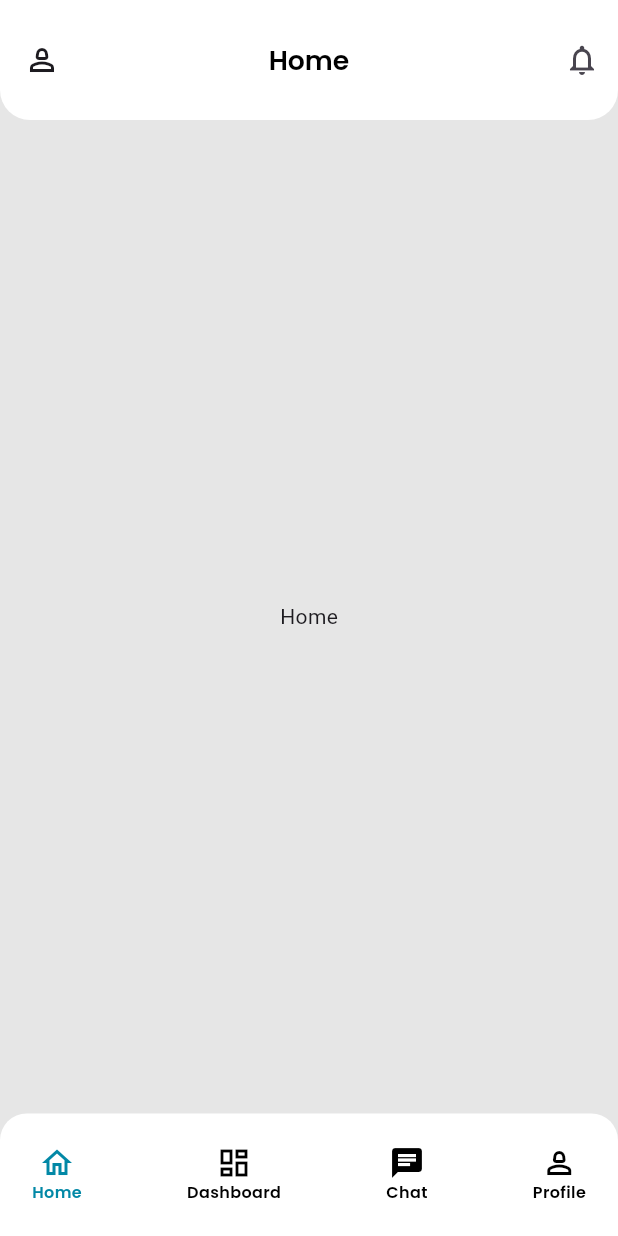
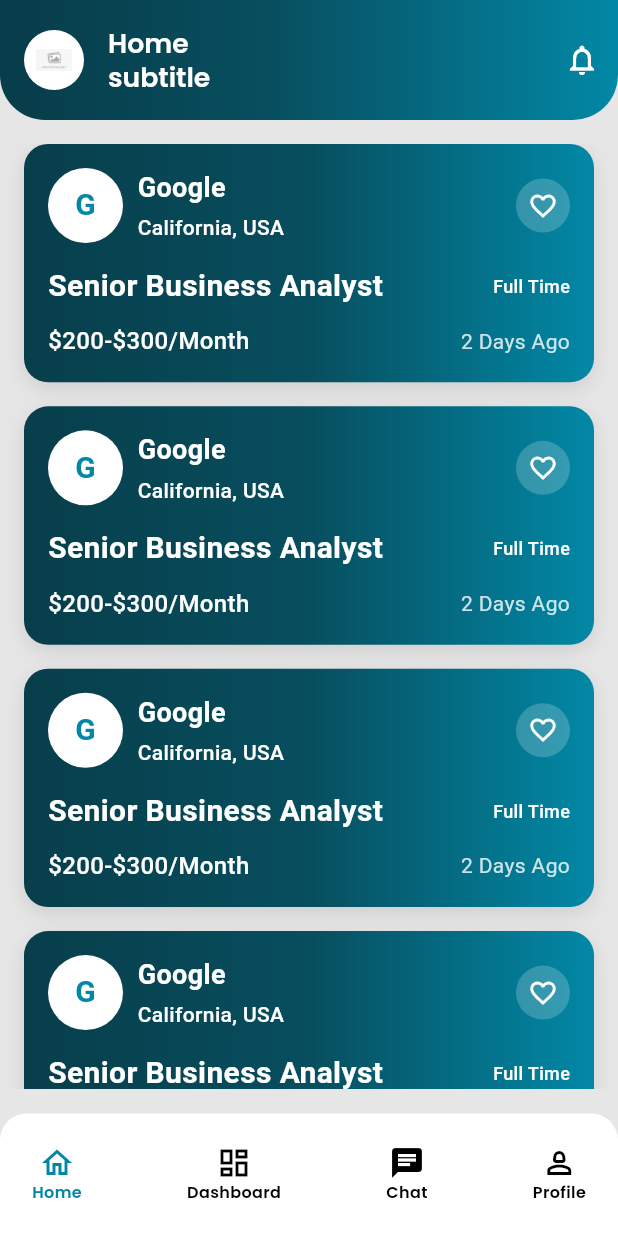
Before and after one commit to mehdisparktech/zasulehry_job_seeker, a Flutter app: the HomeScreen screen opened by its route, on a phone screen of 412 x 824 dp. Run offline on Flutter 3.47's test engine with Material 3 defaults, Android fonts, the phone set to English and light mode, and no system bars; our stand-ins replace cached_network_image, dio, flutter_dotenv, flutter_html, flutter_local_notifications, flutter_screenutil and 10 more; accounts and stored records are empty; network calls fail.

Commit message:
last add

```diff
--- a/analysis_options.yaml
+++ b/analysis_options.yaml
@@ -10,6 +10,7 @@
 analyzer:
   errors:
     dead_code: ignore
+    deprecated_member_use: ignore
 include: package:flutter_lints/flutter.yaml
 
 linter:
--- a/lib/component/appbar/common_app_bar.dart
+++ b/lib/component/appbar/common_app_bar.dart
@@ -21,13 +21,15 @@
   final FontWeight? titleFontWeight;
   final bool? isCenterTitle;
   final bool? isShowBackButton;
+  final String? subtitle;
+  final Widget? child;
   const CommonAppBar({
     super.key,
     required this.title,
     this.backgroundColor = AppColors.white,
-    this.titleColor = AppColors.black,
-    this.leadingColor = AppColors.black,
-    this.actionsColor = AppColors.black,
+    this.titleColor = AppColors.white,
+    this.leadingColor = AppColors.white,
+    this.actionsColor = AppColors.white,
     this.shapeColor = AppColors.black,
     this.elevationColor = AppColors.black,
     this.toolbarHeight = 80,
@@ -35,31 +37,19 @@
     this.actions,
     this.isBackButton = true,
     this.elevation = 0,
-    this.shapeRadius = 20,
+    this.shapeRadius = 30,
     this.titleFontSize = 20,
     this.titleFontWeight = FontWeight.w600,
     this.isCenterTitle = true,
     this.isShowBackButton = true,
+    this.subtitle,
+    this.child,
   });
 
   @override
   Widget build(BuildContext context) {
     return AppBar(
-      backgroundColor: backgroundColor,
-      title: CommonText(
-        text: title,
-        fontSize: titleFontSize ?? 20,
-        fontWeight: titleFontWeight ?? FontWeight.w600,
-        color: titleColor ?? AppColors.black,
-      ),
-      centerTitle: isCenterTitle,
-      leading: isShowBackButton ?? true
-          ? IconButton(
-              onPressed: () => Get.back(),
-              icon: const Icon(Icons.arrow_back_ios_new_outlined),
-            )
-          : leading,
-      actions: actions,
+      backgroundColor: Colors.transparent,
       elevation: elevation,
       toolbarHeight: toolbarHeight,
       shape: RoundedRectangleBorder(
@@ -68,6 +58,71 @@
           bottomRight: Radius.circular(shapeRadius!),
         ),
       ),
+      flexibleSpace: Container(
+        decoration: BoxDecoration(
+          gradient: const LinearGradient(
+            begin: Alignment(-0.9, 0),
+            end: Alignment(1.0, 0),
+            colors: [
+              Color(0xFF083E4B), // #083E4B
+              Color(0xFF074E5E), // #074E5E
+              Color(0xFF0288A6), // #0288A6
+            ],
+            stops: [0.0, 0.4, 1.0],
+          ),
+          borderRadius: BorderRadius.only(
+            bottomLeft: Radius.circular(shapeRadius!),
+            bottomRight: Radius.circular(shapeRadius!),
+          ),
+        ),
+      ),
+      title: Column(
+        crossAxisAlignment: CrossAxisAlignment.start,
+        children: [
+          CommonText(
+            text: title,
+            fontSize: titleFontSize ?? 20,
+            fontWeight: titleFontWeight ?? FontWeight.w600,
+            color:
+                titleColor ??
+                AppColors.white, // Changed to white for better contrast
+          ),
+          subtitle != null
+              ? CommonText(
+                  text: subtitle ?? '',
+                  fontSize: titleFontSize ?? 20,
+                  fontWeight: titleFontWeight ?? FontWeight.w600,
+                  color:
+                      titleColor ??
+                      AppColors.white, // Changed to white for better contrast
+                )
+              : const SizedBox.shrink(),
+        ],
+      ),
+      centerTitle: isCenterTitle,
+      leading:
+          leading ??
+          (isShowBackButton ?? true
+              ? IconButton(
+                  onPressed: () => Get.back(),
+                  icon: Icon(
+                    Icons.arrow_back_ios_new_outlined,
+                    color: leadingColor ?? AppColors.white,
+                  ),
+                )
+              : null),
+      actions: actions?.map((action) {
+        if (action is IconButton) {
+          return IconButton(
+            onPressed: action.onPressed,
+            icon: action.icon,
+            color:
+                actionsColor ??
+                AppColors.white, // Changed to white for better contrast
+          );
+        }
+        return action;
+      }).toList(),
     );
   }
 
--- /dev/null
+++ b/lib/component/card/job_card.dart
@@ -0,0 +1,187 @@
+import 'package:flutter/material.dart';
+import 'package:zasulehry_job_seeker/utils/extensions/extension.dart';
+
+class JobCard extends StatefulWidget {
+  final String companyName;
+  final String location;
+  final String jobTitle;
+  final String salaryRange;
+  final String timePosted;
+  final bool isFullTime;
+  final String companyLogo;
+
+  const JobCard({
+    super.key,
+    required this.companyName,
+    required this.location,
+    required this.jobTitle,
+    required this.salaryRange,
+    required this.timePosted,
+    required this.isFullTime,
+    required this.companyLogo,
+  });
+
+  @override
+  State<JobCard> createState() => JobCardState();
+}
+
+class JobCardState extends State<JobCard> {
+  bool isFavorited = false;
+
+  @override
+  Widget build(BuildContext context) {
+    return Container(
+      width: double.infinity,
+      padding: const EdgeInsets.all(16),
+      decoration: BoxDecoration(
+        gradient: LinearGradient(
+          begin: Alignment.centerLeft,
+          end: Alignment.centerRight,
+          colors: [Color(0xFF083E4B), Color(0xFF074E5E), Color(0xFF0288A6)],
+          stops: [0.0, 0.5, 1.0],
+        ),
+        borderRadius: BorderRadius.circular(16),
+        boxShadow: [
+          BoxShadow(
+            color: Colors.black.withOpacity(0.1),
+            blurRadius: 10,
+            offset: Offset(0, 4),
+          ),
+        ],
+      ),
+      child: Column(
+        crossAxisAlignment: CrossAxisAlignment.start,
+        children: [
+          // Top Row - Company info and favorite button
+          Row(
+            children: [
+              // Company Logo
+              Container(
+                width: 50,
+                height: 50,
+                decoration: BoxDecoration(
+                  color: Colors.white,
+                  borderRadius: BorderRadius.circular(50),
+                ),
+                child: Center(
+                  child: Text(
+                    widget.companyLogo,
+                    style: TextStyle(
+                      fontSize: 20,
+                      fontWeight: FontWeight.bold,
+                      color: Color(0xFF0288A6),
+                    ),
+                  ),
+                ),
+              ),
+              10.width,
+              // Company Name and Location
+              Expanded(
+                child: Column(
+                  crossAxisAlignment: CrossAxisAlignment.start,
+                  children: [
+                    Text(
+                      widget.companyName,
+                      style: TextStyle(
+                        color: Colors.white,
+                        fontSize: 18,
+                        fontWeight: FontWeight.bold,
+                      ),
+                    ),
+                    4.height,
+                    Text(
+                      widget.location,
+                      style: TextStyle(
+                        color: Colors.white,
+                        fontSize: 14,
+                        fontWeight: FontWeight.w500,
+                      ),
+                    ),
+                  ],
+                ),
+              ),
+              // Favorite Button
+              GestureDetector(
+                onTap: () {
+                  setState(() {
+                    isFavorited = !isFavorited;
+                  });
+                },
+                child: Container(
+                  padding: EdgeInsets.all(8),
+                  decoration: BoxDecoration(
+                    color: Colors.white.withOpacity(0.2),
+                    borderRadius: BorderRadius.circular(20),
+                  ),
+                  child: Icon(
+                    isFavorited ? Icons.favorite : Icons.favorite_border,
+                    color: isFavorited ? Colors.red : Colors.white,
+                    size: 20,
+                  ),
+                ),
+              ),
+            ],
+          ),
+          16.height,
+          // Job Title
+          Row(
+            mainAxisAlignment: MainAxisAlignment.spaceBetween,
+            children: [
+              Text(
+                widget.jobTitle,
+                style: TextStyle(
+                  color: Colors.white,
+                  fontSize: 20,
+                  fontWeight: FontWeight.w600,
+                ),
+              ),
+              const Spacer(),
+              if (widget.isFullTime)
+                Text(
+                  'Full Time',
+                  style: TextStyle(
+                    color: Colors.white,
+                    fontSize: 12,
+                    fontWeight: FontWeight.w500,
+                  ),
+                ),
+              if (!widget.isFullTime)
+                Text(
+                  'Part Time',
+                  style: TextStyle(
+                    color: Colors.white,
+                    fontSize: 12,
+                    fontWeight: FontWeight.w500,
+                  ),
+                ),
+            ],
+          ),
+          12.height,
+          // Bottom Row - Salary, Full Time, and Time Posted
+          Row(
+            children: [
+              // Salary
+              Text(
+                widget.salaryRange,
+                style: TextStyle(
+                  color: Colors.white,
+                  fontSize: 16,
+                  fontWeight: FontWeight.w500,
+                ),
+              ),
+              const Spacer(),
+              // Time Posted
+              Text(
+                widget.timePosted,
+                style: TextStyle(
+                  color: Colors.white.withOpacity(0.8),
+                  fontSize: 14,
+                ),
+              ),
+            ],
+          ),
+        ],
+      ),
+    );
+  }
+}
--- a/lib/component/text_field/common_text_field.dart
+++ b/lib/component/text_field/common_text_field.dart
@@ -29,7 +29,7 @@
     this.hintTextColor = AppColors.textFiledColor,
     this.labelTextColor = AppColors.textFiledColor,
     this.textColor = AppColors.black,
-    this.borderColor = AppColors.transparent,
+    this.borderColor = AppColors.background,
     this.onSubmitted,
     this.onTap,
     this.suffixIcon,
--- a/lib/features/home/presentation/screen/home_screen.dart
+++ b/lib/features/home/presentation/screen/home_screen.dart
@@ -1,6 +1,10 @@
 import 'package:flutter/material.dart';
 import 'package:zasulehry_job_seeker/component/appbar/common_app_bar.dart';
 import 'package:zasulehry_job_seeker/component/bottom_nav_bar/common_bottom_bar.dart';
+import 'package:zasulehry_job_seeker/component/card/job_card.dart';
+import 'package:zasulehry_job_seeker/component/image/common_image.dart';
+import 'package:zasulehry_job_seeker/utils/constants/app_colors.dart';
+import 'package:zasulehry_job_seeker/utils/constants/app_images.dart';
 
 class HomeScreen extends StatelessWidget {
   const HomeScreen({super.key});
@@ -10,6 +14,8 @@
     return Scaffold(
       appBar: CommonAppBar(
         title: 'Home',
+        subtitle: 'subtitle',
+        isCenterTitle: false,
         isShowBackButton: false,
         actions: [
           IconButton(
@@ -17,12 +23,36 @@
             icon: const Icon(Icons.notifications_outlined),
           ),
         ],
-        leading: IconButton(
-          onPressed: () {},
-          icon: const Icon(Icons.person_2_outlined),
+        leading: Padding(
+          padding: const EdgeInsets.only(left: 16),
+          child: CircleAvatar(
+            backgroundColor: AppColors.white,
+            radius: 10,
+            child: const CommonImage(
+              imageSrc: AppImages.noImage,
+              width: 24,
+              height: 24,
+            ),
+          ),
         ),
       ),
-      body: const Center(child: Text('Home')),
+      body: Padding(
+        padding: const EdgeInsets.symmetric(vertical: 16),
+        child: ListView.separated(
+          padding: const EdgeInsets.symmetric(horizontal: 16),
+          itemCount: 10,
+          itemBuilder: (context, index) => JobCard(
+            companyName: 'Google',
+            location: 'California, USA',
+            jobTitle: 'Senior Business Analyst',
+            salaryRange: '\$200-\$300/Month',
+            timePosted: '2 Days Ago',
+            isFullTime: true,
+            companyLogo: 'G',
+          ),
+          separatorBuilder: (context, index) => const SizedBox(height: 16),
+        ),
+      ),
       bottomNavigationBar: CommonBottomNavBar(currentIndex: 0),
     );
   }
```
Also changed, not shown: lib/features/auth/forgot password/presentation/screen/create_password.dart (+13 -18 lines), lib/features/auth/forgot password/presentation/screen/forgot_password.dart (+39 -24 lines), lib/features/auth/forgot password/presentation/screen/verify_screen.dart (+33 -26 lines), lib/features/message/presentation/screen/chat_screen.dart (+6 -12 lines), lib/features/setting/presentation/widgets/setting_item.dart (+24 -5 lines), lib/services/api/api_service.dart (+8 -6 lines), lib/utils/constants/app_string.dart (+4 -3 lines).
